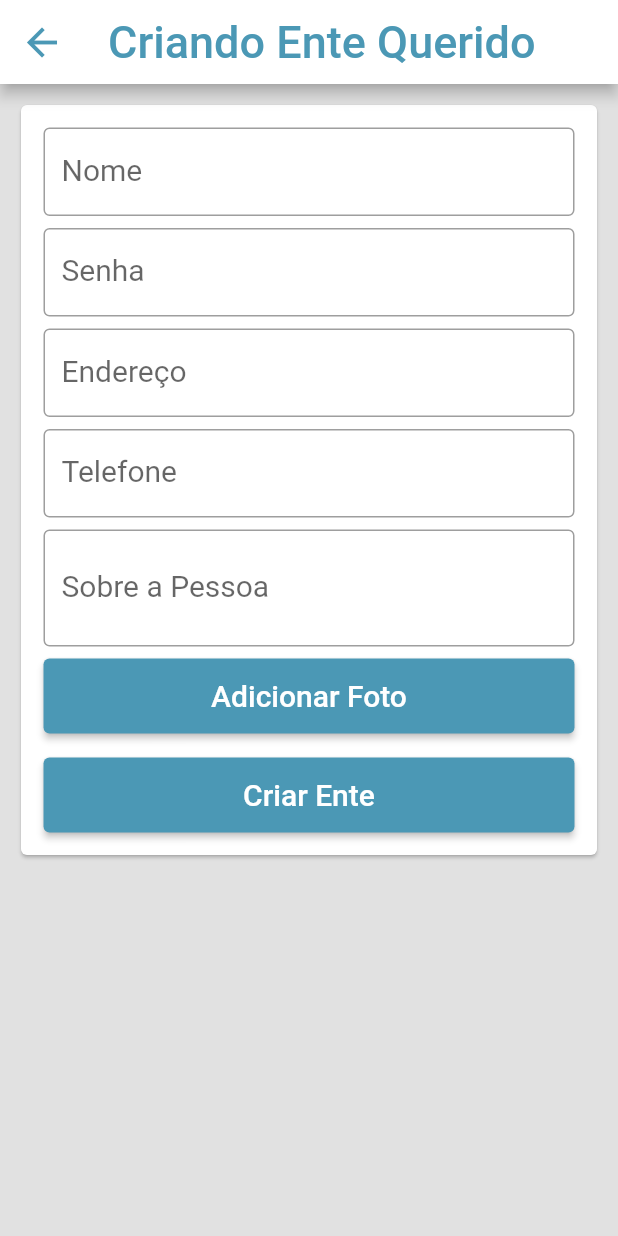
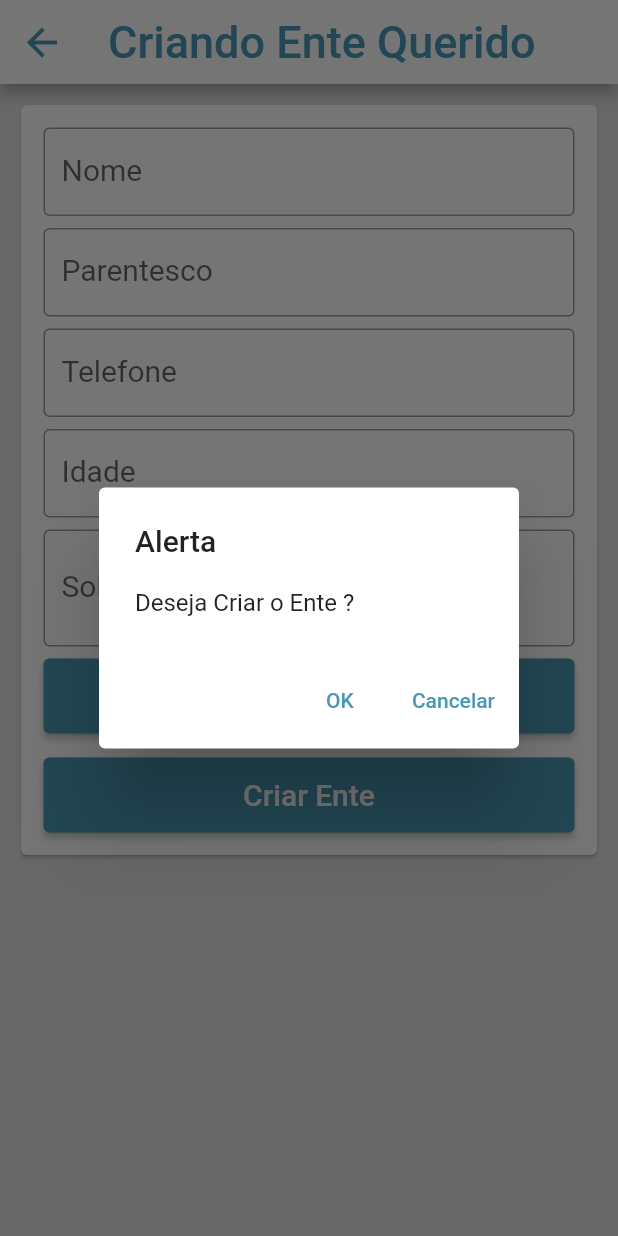
Before and after one commit to BrunoVollin/help_rem, a Flutter app: the CreateDearOne screen opened by its route, after a tap on "Criar Ente", on a phone screen of 412 x 824 dp. Run offline on Flutter 3.47's test engine with Material 2 defaults, Android fonts, the phone set to English and light mode, and no system bars; network calls fail.

Commit message:
create provider entes

```diff
--- a/lib/data/dummy_entes.dart
+++ b/lib/data/dummy_entes.dart
@@ -2,14 +2,14 @@ import 'package:help_rem/models/EntesQueridos.dart';
 
 const DUMMY_ENTES = {
   '1': const EntesQueridos(
-      id: 1,
+      id: '1',
       parentesco: 'Tio',
       nome: 'João',
       idade: 65,
       telefone: '1234567',
       imagem: 'http://www.otomedsc.com.br/adm/prof/2a.jpg'),
   '2': const EntesQueridos(
-      id: 2,
+      id: '2',
       parentesco: 'Irmão',
       nome: 'Paulo',
       idade: 35,
--- a/lib/models/EntesQueridos.dart
+++ b/lib/models/EntesQueridos.dart
@@ -1,5 +1,5 @@
 class EntesQueridos {
-  final int id;
+  final String id;
   final String parentesco;
   final String nome;
   final int idade;
--- a/lib/provider/entesprovider.dart
+++ b/lib/provider/entesprovider.dart
@@ -1,3 +1,5 @@
+import 'dart:math';
+
 import 'package:flutter/cupertino.dart';
 import 'package:flutter/material.dart';
 import 'package:help_rem/data/dummy_entes.dart';
@@ -13,4 +15,41 @@ class EntesProvider with ChangeNotifier {
   int get count {
     return _items.length;
   }
+
+  EntesQueridos byIndex(int i) {
+    return _items.values.elementAt(i);
+  }
+
+  void put(EntesQueridos ente) {
+    if (ente == null) return;
+
+    if (ente.id != null &&
+        ente.id.trim().isNotEmpty &&
+        _items.containsKey(ente.id)) {
+      _items.update(ente.id, (_) => ente);
+    } else {
+      final id = Random().nextDouble().toString();
+
+      _items.putIfAbsent(
+        id,
+        () => EntesQueridos(
+          id: id,
+          parentesco: ente.parentesco,
+          nome: ente.nome,
+          idade: ente.idade,
+          telefone: ente.telefone,
+          imagem: ente.imagem,
+        ),
+      );
+    }
+
+    notifyListeners();
+  }
+
+  void remove(String id) {
+    if(id != null) {
+      _items.remove(id);
+      notifyListeners();
+    }
+  }
 }
--- a/lib/views/dear_one_create.dart
+++ b/lib/views/dear_one_create.dart
@@ -1,7 +1,10 @@
 import 'package:flutter/material.dart';
+import 'package:help_rem/models/EntesQueridos.dart';
+import 'package:help_rem/provider/entesprovider.dart';
 import 'package:help_rem/widgets/blue_button.dart';
 import 'package:help_rem/widgets/blue_text_field.dart';
 import 'package:help_rem/widgets/blue_text_field_multiline.dart';
+import 'package:provider/provider.dart';
 
 class CreateDearOne extends StatelessWidget {
   @override
@@ -29,7 +32,34 @@ class CreateDearOne extends StatelessWidget {
   }
 }
 
-class CreateDearOneBox extends StatelessWidget {
+class CreateDearOneBox extends StatefulWidget {
+  @override
+  _CreateDearOneBoxState createState() => _CreateDearOneBoxState();
+}
+
+class _CreateDearOneBoxState extends State<CreateDearOneBox> {
+  late EntesQueridos ente;
+
+  String name = "";
+  String phone = "";
+  String kinship = "";
+  String about = "";
+  int age = 0;
+
+  createLovedOne(context) {
+    Provider.of<EntesProvider>(context, listen: false).put(
+      EntesQueridos(
+          id: '3',
+          parentesco: kinship,
+          nome: name,
+          idade: age,
+          telefone: phone,
+          imagem: ''),
+    );
+
+    Navigator.of(context).pop();
+  }
+
   @override
   Widget build(BuildContext context) {
     return Container(
@@ -44,20 +74,62 @@ class CreateDearOneBox extends StatelessWidget {
               padding: const EdgeInsets.all(15.0),
               child: Column(
                 children: [
-                  BlueTextField(onChange: () {}, text: "Nome"),
+                  BlueTextField(
+                      onChange: (info) {
+                        name = info;
+                      },
+                      text: "Nome"),
                   SizedBox(height: 8),
-                  BlueTextField(onChange: () {}, text: "Senha"),
+                  BlueTextField(
+                      onChange: (info) {
+                        kinship = info;
+                      },
+                      text: "Parentesco"),
                   SizedBox(height: 8),
-                  BlueTextField(onChange: () {}, text: "Endereço"),
+                  BlueTextField(
+                      onChange: (info) {
+                        phone = info;
+                      },
+                      text: "Telefone"),
                   SizedBox(height: 8),
-                  BlueTextField(onChange: () {}, text: "Telefone"),
+                  BlueTextField(
+                      onChange: (info) {
+                        age = info;
+                      },
+                      text: "Idade"),
                   SizedBox(height: 8),
                   BlueTextFieldMultiline(
-                      onChange: () {}, text: "Sobre a Pessoa"),
+                      onChange: (info) {
+                        about = info;
+                      },
+                      text: "Sobre a Pessoa"),
                   SizedBox(height: 8),
                   BlueButton("Adicionar Foto", () {}),
                   SizedBox(height: 16),
-                  BlueButton("Criar Ente", () {})
+                  BlueButton("Criar Ente", () {
+                    showDialog(
+                      context: context,
+                      builder: (BuildContext context) => AlertDialog(
+                        title: Text("Alerta"),
+                        content: Text("Deseja Criar o Ente ?"),
+                        actions: [
+                          TextButton(
+                            child: Text("OK"),
+                            onPressed: () {
+                              createLovedOne(context);
+                              Navigator.of(context).pop();
+                            },
+                          ),
+                          TextButton(
+                            child: Text("Cancelar"),
+                            onPressed: () {
+                              Navigator.of(context).pop();
+                            },
+                          )
+                        ],
+                      ),
+                    );
+                  })
                 ],
               ),
             ),
--- a/lib/widgets/dear_card.dart
+++ b/lib/widgets/dear_card.dart
@@ -1,13 +1,10 @@
 import 'package:flutter/material.dart';
+import 'package:help_rem/models/EntesQueridos.dart';
 
 class DearCard extends StatelessWidget {
-  String image =
-      'https://www.dmarge.com/wp-content/uploads/2021/01/dwayne-the-rock-.jpg';
+  final EntesQueridos ente;
 
-  String cardTitle = "Bruce Man";
-  String parentesco = "Primo";
-  String idade = "35 anos";
-  String telefone = "3412789234";
+  const DearCard(this.ente);
 
   @override
   Widget build(BuildContext context) {
@@ -27,24 +24,24 @@ class DearCard extends StatelessWidget {
                   mainAxisAlignment: MainAxisAlignment.spaceBetween,
                   children: [
                     CircleAvatar(
-                      backgroundImage: NetworkImage(image),
+                      backgroundImage: NetworkImage(ente.imagem),
                       radius: 45,
                     ),
                     Column(
                       crossAxisAlignment: CrossAxisAlignment.end,
                       children: [
                         Text(
-                          cardTitle,
+                          ente.nome,
                           style:
                               TextStyle(color: Color(0xFF4B98B5), fontSize: 30),
                         ),
                         SizedBox(height: 20),
                         Text(
-                          "Parentesco: $parentesco",
+                          "Parentesco: ${ente.parentesco}",
                           style: TextStyle(fontSize: 20),
                         ),
-                        Text("Idade: $idade", style: TextStyle(fontSize: 20)),
-                        Text("Telefone: $telefone",
+                        Text("Idade: ${ente.idade}", style: TextStyle(fontSize: 20)),
+                        Text("Telefone: ${ente.telefone}",
                             style: TextStyle(fontSize: 20)),
                       ],
                     )
--- a/pubspec.yaml
+++ b/pubspec.yaml
@@ -24,10 +24,8 @@ dependencies:
   flutter:
     sdk: flutter
   provider:
-
-
-  # The following adds the Cupertino Icons font to your application.
-  # Use with the CupertinoIcons class for iOS style icons.
+  image_picker:
+  image_cropper:
   cupertino_icons: ^1.0.2
 
 
```
Also changed, not shown: lib/routes.dart (+14 -5 lines), lib/views/dear_one_list.dart (+12 -12 lines), pubspec.lock.
